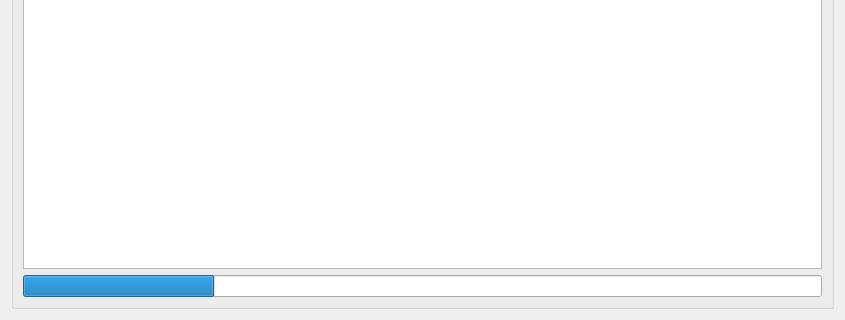
Qt form gui/newslist.ui (ensisoft/newsflash-plus) before a commit; both pictures show x 0 to 845 and y 235 to 555 of the 845 by 555 pixel window.
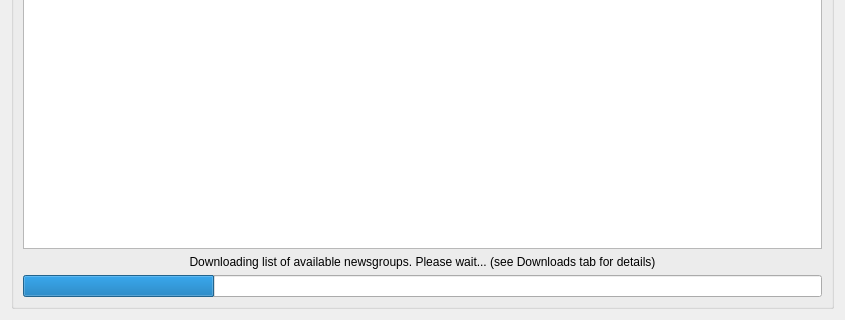
The same form after that commit. Icons and pictures are not drawn.

Commit message:
Added information text about downloading list of newsgroups
Added information text about downloading list of newsgroups.

```diff
--- a/gui/newslist.ui
+++ b/gui/newslist.ui
@@ -212,6 +212,16 @@
         </attribute>
        </widget>
       </item>
+      <item>
+       <widget class="QLabel" name="lblInfo">
+        <property name="text">
+         <string>Downloading list of available newsgroups. Please wait... (see Downloads tab for details)</string>
+        </property>
+        <property name="alignment">
+         <set>Qt::AlignCenter</set>
+        </property>
+       </widget>
+      </item>
       <item>
        <widget class="QProgressBar" name="progressBar">
         <property name="minimumSize">
```
The commit also changes 1 other file.
